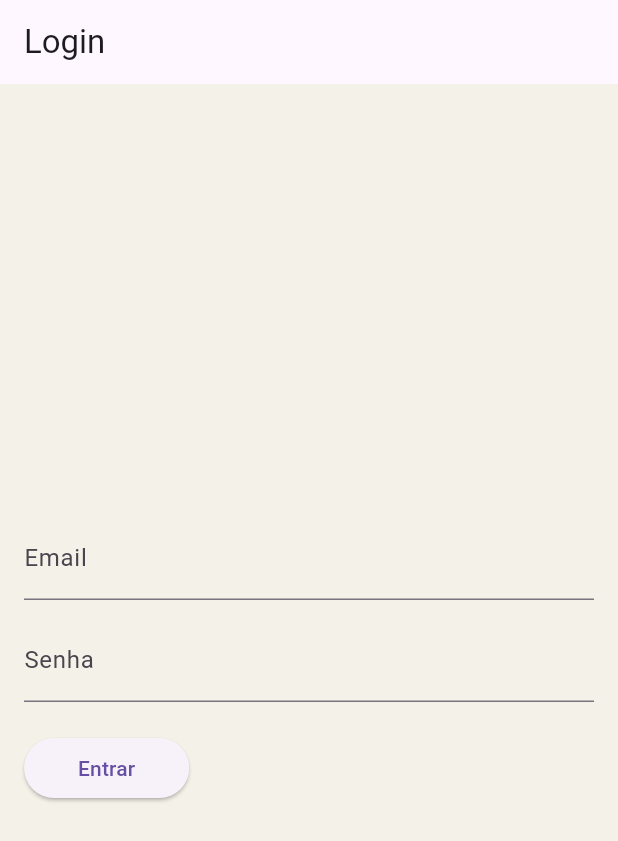
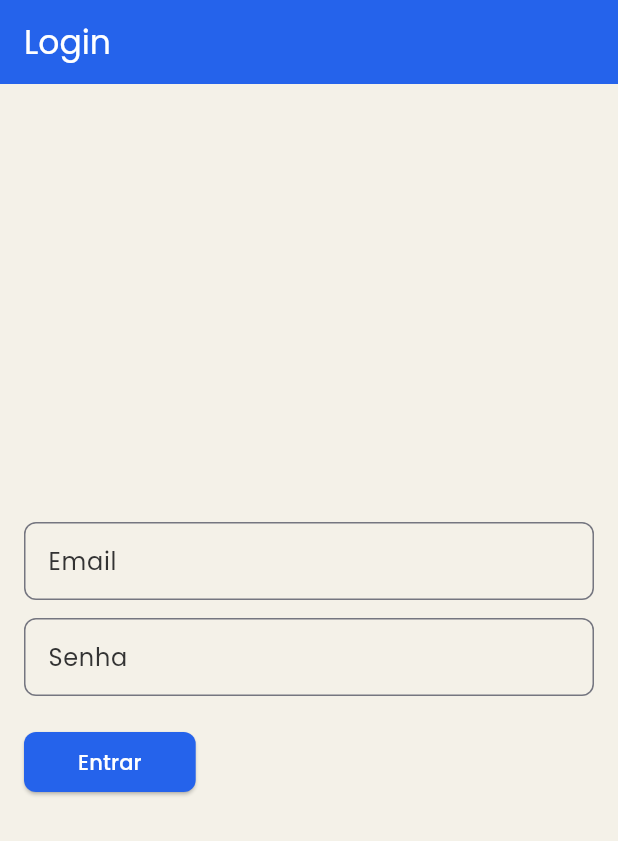
Before and after one commit to CarlosYanBezerraVieira/dev_connect, a Flutter app: the screen it shows after launch, on a phone screen of 412 x 824 dp. Shown: the top 841 px of the screen. Run offline on Flutter 3.47's test engine with Material 3 defaults, Android fonts, the phone set to English and light mode, and no system bars; our stand-ins replace go_router, google_fonts; missing offline and left inert: validatorless.

Commit message:
feat: create base of theme

```diff
--- /dev/null
+++ b/lib/core/ui/theme/app_colors.dart
@@ -0,0 +1,16 @@
+import 'package:flutter/material.dart';
+class AppColors {
+  AppColors._();
+  static const Color primary = Color(0xFF2563EB);
+  static const Color lightBlue = Color(0xFF60A5FA);
+  static const Color darkGray = Color(0xFF333333);
+  static const Color midGray = Color(0xFF666666);
+  static const Color lightGray = Color(0xFFD6D3CE);
+  static const Color background = Color(0xFFF4F1E8);
+  static const Color success = Color(0xFF3BAA78);
+  static const Color error = Color(0xFFE05656);
+  // Dark theme palette
+  static const Color darkBackground = Color(0xFF1A1A1A);
+  static const Color darkSurface = Color(0xFF2C2C2C);
+  static const Color lightText = Color(0xFFE0E0E0);
+}
--- /dev/null
+++ b/lib/core/ui/theme/app_theme.dart
@@ -0,0 +1,92 @@
+import 'package:flutter/material.dart';
+import 'package:google_fonts/google_fonts.dart';
+import 'app_colors.dart';
+
+class AppTheme {
+  static ThemeData get lightTheme {
+    final ColorScheme colorScheme =
+        ColorScheme.fromSeed(seedColor: AppColors.primary);
+
+    return ThemeData(
+      colorScheme: colorScheme,
+      scaffoldBackgroundColor: AppColors.background,
+      useMaterial3: true,
+      appBarTheme: const AppBarTheme(
+        backgroundColor: AppColors.primary,
+        foregroundColor: Colors.white,
+        elevation: 0,
+      ),
+      textTheme: GoogleFonts.poppinsTextTheme(
+        Typography.material2018().black,
+      ).apply(
+        bodyColor: AppColors.darkGray,
+        displayColor: AppColors.darkGray,
+      ),
+      elevatedButtonTheme: ElevatedButtonThemeData(
+        style: ElevatedButton.styleFrom(
+          backgroundColor: AppColors.primary,
+          foregroundColor: Colors.white,
+          shape: RoundedRectangleBorder(borderRadius: BorderRadius.circular(8)),
+        ),
+      ),
+      inputDecorationTheme: InputDecorationTheme(
+        contentPadding:
+            const EdgeInsets.symmetric(vertical: 14.0, horizontal: 12.0),
+        border: OutlineInputBorder(
+          borderRadius: BorderRadius.circular(8.0),
+        ),
+        focusedBorder: OutlineInputBorder(
+          borderRadius: BorderRadius.circular(8.0),
+          borderSide: const BorderSide(color: AppColors.primary, width: 2.0),
+        ),
+        labelStyle: const TextStyle(color: AppColors.darkGray),
+        hintStyle: const TextStyle(color: AppColors.midGray),
+      ),
+    );
+  }
+
+  static ThemeData get darkTheme {
+    final ColorScheme colorScheme = ColorScheme.fromSeed(
+      seedColor: AppColors.primary,
+      brightness: Brightness.dark,
+    );
+
+    return ThemeData(
+      colorScheme: colorScheme,
+      scaffoldBackgroundColor: AppColors.darkBackground,
+      useMaterial3: true,
+      appBarTheme: const AppBarTheme(
+        backgroundColor: AppColors.darkSurface,
+        foregroundColor: AppColors.lightText,
+        elevation: 0,
+      ),
+      textTheme: GoogleFonts.poppinsTextTheme(
+        Typography.material2018().white,
+      ).apply(
+        bodyColor: AppColors.lightText,
+        displayColor: AppColors.lightText,
+      ),
+      elevatedButtonTheme: ElevatedButtonThemeData(
+        style: ElevatedButton.styleFrom(
+          backgroundColor: AppColors.primary,
+          foregroundColor: Colors.white,
+          shape: RoundedRectangleBorder(borderRadius: BorderRadius.circular(8)),
+        ),
+      ),
+      inputDecorationTheme: InputDecorationTheme(
+        contentPadding:
+            const EdgeInsets.symmetric(vertical: 14.0, horizontal: 12.0),
+        border: OutlineInputBorder(
+          borderRadius: BorderRadius.circular(8.0),
+          borderSide: const BorderSide(color: AppColors.midGray),
+        ),
+        focusedBorder: OutlineInputBorder(
+          borderRadius: BorderRadius.circular(8.0),
+          borderSide: const BorderSide(color: AppColors.primary, width: 2.0),
+        ),
+        labelStyle: const TextStyle(color: AppColors.lightText),
+        hintStyle: const TextStyle(color: AppColors.midGray),
+      ),
+    );
+  }
+}
--- a/lib/main.dart
+++ b/lib/main.dart
@@ -1,4 +1,5 @@
 import 'package:dev_connect/core/routes/app_routes.dart';
+import 'package:dev_connect/core/ui/theme/app_theme.dart';
 import 'package:flutter/material.dart';
 
 void main() {
@@ -12,11 +13,10 @@ class MyApp extends StatelessWidget {
   Widget build(BuildContext context) {
     return MaterialApp.router(
       debugShowCheckedModeBanner: false,
-      title: 'ESIG Feed App',
-      theme: ThemeData(
-        primarySwatch: Colors.orange,
-        scaffoldBackgroundColor: const Color(0xFFF4F1E8),
-      ),
+      title: 'DevConnect',
+      theme: AppTheme.lightTheme,
+      darkTheme: AppTheme.darkTheme,
+      themeMode: ThemeMode.system,
       routerConfig: appRouter,
     );
   }
```
